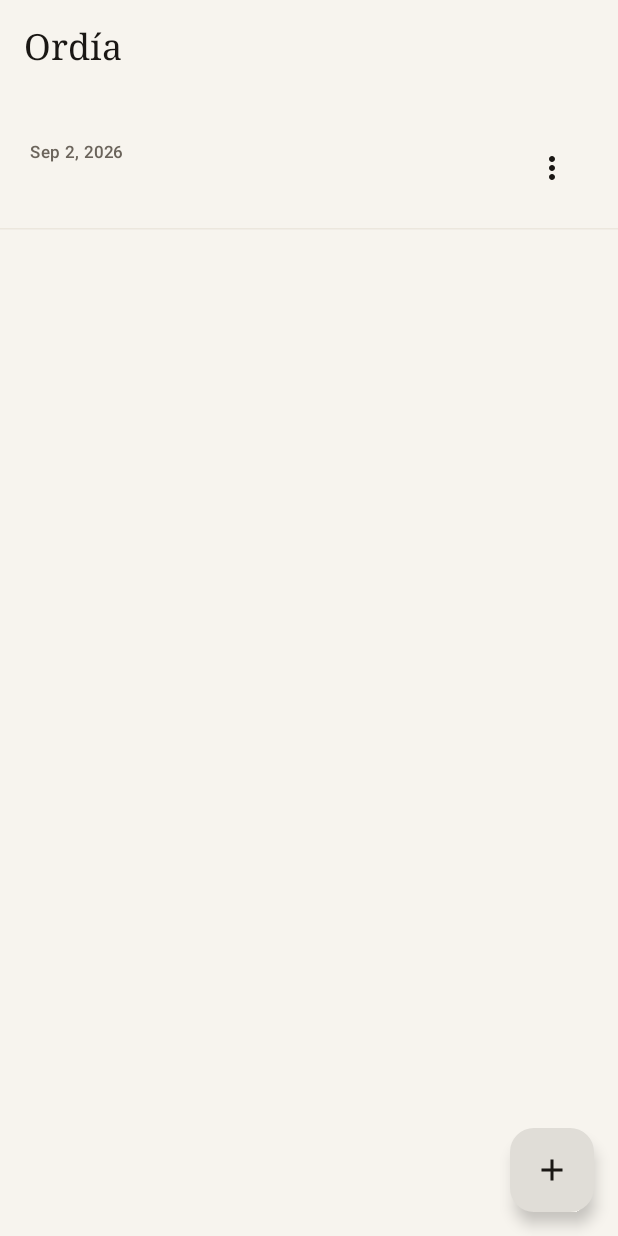
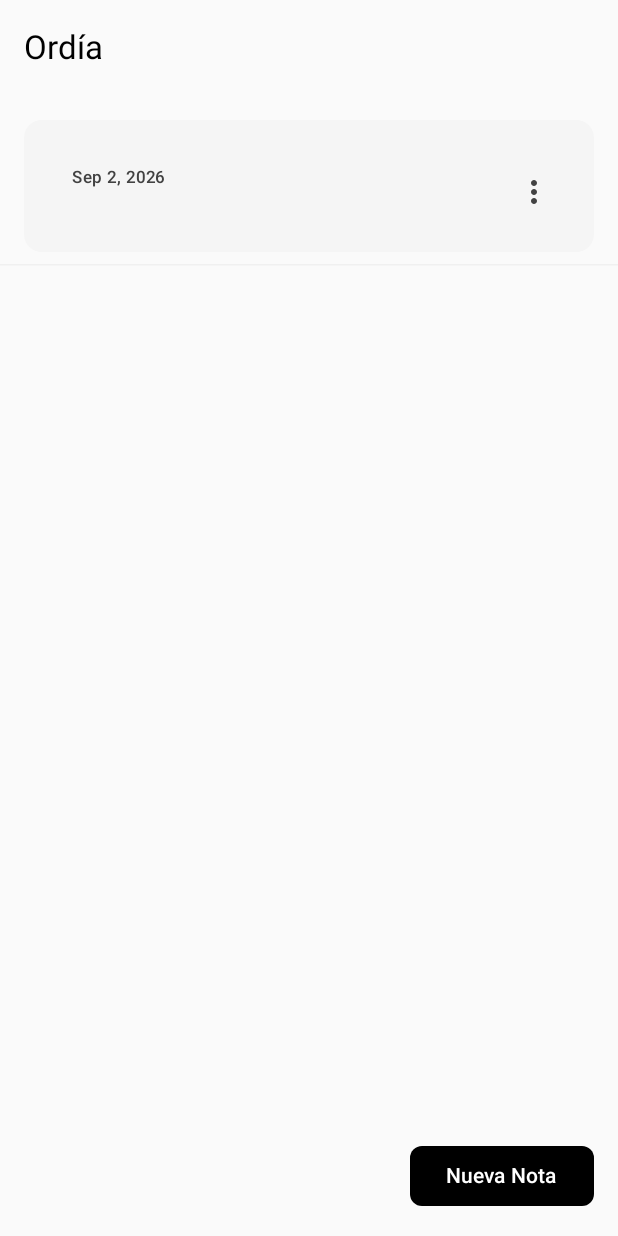
Before and after one commit to wandersepulveda2013/ordia-android, an Android app built with Jetpack Compose: the screen it shows after launch (MainActivity), after a tap on "Volver", on a phone screen of 412 x 824 dp. Run offline under Robolectric (Android 15) with nearby library versions, the phone set to English and light mode, and no system bars; our stand-ins replace Room's generated code; 1 other tap on this screen came first.

Commit message:
Feat: implement WAVE 1 Foundation and Design System
- Replace `PaperColors.kt` with a new `OrdiaTheme` supporting dark mode and a minimal palette.
- Introduce `Type.kt` with light/medium weights and spacious line heights.
- Create `OrdiaDesignSystem.kt` providing 12 core custom Compose components (`OrdiaButton`, `OrdiaInput`, `OrdiaCard`, etc.).
- Refactor `NotepadApp.kt`, `NotesListScreen.kt`, and `NoteEditorScreen.kt` to consume the new design system.
- Replace deprecated standard Compose icons with AutoMirrored equivalents.
- Add FocusRequester in NoteEditorScreen to reduce friction on note creation.
- Ensure regression tests continue to pass in local verification.

Co-authored-by: wandersepulveda2013 <308435692+wandersepulveda2013@users.noreply.github.com>

```diff
--- a/app/src/main/java/com/ordia/app/ui/NotepadApp.kt
+++ b/app/src/main/java/com/ordia/app/ui/NotepadApp.kt
@@ -10,11 +10,11 @@ import androidx.compose.runtime.setValue
 import androidx.lifecycle.viewmodel.compose.viewModel
 import com.ordia.app.ui.screens.NoteEditorScreen
 import com.ordia.app.ui.screens.NotesListScreen
-import com.ordia.app.ui.theme.NotepadTheme
+import com.ordia.app.ui.theme.OrdiaTheme
 
 @Composable
 fun NotepadApp(viewModel: NotepadViewModel = viewModel()) {
-    NotepadTheme {
+    OrdiaTheme {
         val notes by viewModel.notes.collectAsState()
         var editingId by rememberSaveable { mutableStateOf<Long?>(null) }
         var creating by rememberSaveable { mutableStateOf(false) }
--- a/app/src/main/java/com/ordia/app/ui/screens/NotesListScreen.kt
+++ b/app/src/main/java/com/ordia/app/ui/screens/NotesListScreen.kt
@@ -37,6 +37,9 @@ import androidx.compose.ui.Modifier
 import androidx.compose.ui.text.style.TextOverflow
 import androidx.compose.ui.unit.dp
 import com.ordia.app.data.NoteEntity
+import com.ordia.app.ui.components.OrdiaButton
+import com.ordia.app.ui.components.OrdiaCard
+import com.ordia.app.ui.components.OrdiaNote
 import java.text.DateFormat
 import java.util.Date
 
@@ -60,11 +63,10 @@ fun NotesListScreen(
             )
         },
         floatingActionButton = {
-            FloatingActionButton(
+            OrdiaButton(
                 onClick = onCreateNote,
-                containerColor = MaterialTheme.colorScheme.background,
-                contentColor = MaterialTheme.colorScheme.onBackground,
-            ) { Icon(Icons.Outlined.Add, contentDescription = "Nueva nota") }
+                text = "Nueva Nota",
+            )
         },
         containerColor = MaterialTheme.colorScheme.background,
     ) { padding ->
@@ -119,38 +121,21 @@ private fun NoteRow(
     }
     val preview = remember(note.content) { note.content.take(120) }
 
+    OrdiaCard(
+        modifier = Modifier.padding(horizontal = 16.dp, vertical = 8.dp),
+        onClick = { onOpenNote(note) }
+    ) {
         Row(
-        modifier = Modifier
-            .fillMaxWidth()
-            .clickable { onOpenNote(note) }
-            .padding(horizontal = 20.dp, vertical = 16.dp),
+            modifier = Modifier.fillMaxWidth(),
             verticalAlignment = Alignment.Top,
         ) {
-        Column(modifier = Modifier.weight(1f)) {
-            if (note.title.isNotBlank()) {
-                Text(
-                    note.title,
-                    style = MaterialTheme.typography.titleMedium,
-                    color = MaterialTheme.colorScheme.onBackground,
-                    maxLines = 1,
-                    overflow = TextOverflow.Ellipsis,
-                )
-            }
-            if (preview.isNotBlank()) {
-                Text(
-                    preview,
-                    style = MaterialTheme.typography.bodyMedium,
-                    color = MaterialTheme.colorScheme.onSurfaceVariant,
-                    maxLines = 2,
-                    overflow = TextOverflow.Ellipsis,
-                    modifier = Modifier.padding(top = if (note.title.isNotBlank()) 4.dp else 0.dp),
-                )
-            }
-            Text(
-                date,
-                style = MaterialTheme.typography.labelSmall,
-                color = MaterialTheme.colorScheme.onSurfaceVariant,
-                modifier = Modifier.padding(top = 6.dp),
+            Box(modifier = Modifier.weight(1f)) {
+                OrdiaNote(
+                    title = note.title,
+                    preview = preview,
+                    date = date,
+                    onClick = { /* onClick is handled by Card */ },
+                    modifier = Modifier.padding(0.dp)
                 )
             }
             if (note.pinned) {
@@ -158,10 +143,10 @@ private fun NoteRow(
                     Icons.Outlined.PushPin,
                     contentDescription = "Fijada",
                     tint = MaterialTheme.colorScheme.onSurfaceVariant,
-                modifier = Modifier.size(18.dp).padding(top = 2.dp),
+                    modifier = Modifier.padding(top = 18.dp).size(18.dp),
                 )
             }
-        Box {
+            Box(modifier = Modifier.padding(top = 8.dp)) {
                 IconButton(onClick = { menuOpen = true }) {
                     Icon(Icons.Outlined.MoreVert, contentDescription = "Más")
                 }
@@ -178,3 +163,4 @@ private fun NoteRow(
             }
         }
     }
+}
--- a/app/src/main/java/com/ordia/app/ui/theme/PaperColors.kt
+++ /dev/null
@@ -1,16 +0,0 @@
-package com.ordia.app.ui.theme
-
-import androidx.compose.ui.graphics.Color
-
-/** The page. Warm off-white in light, deep ink in dark. */
-val Page = Color(0xFFF7F4EE)
-val SoftPaper = Color(0xFFEFE9DD)
-val Ink = Color(0xFF1A1714)
-val InkMuted = Color(0xFF6B645B)
-val Rule = Color(0xFFD9D2C4)
-
-val DarkInk = Color(0xFF15130F)
-val DarkInkRaised = Color(0xFF1F1C17)
-val PageOnDark = Color(0xFFE9E3D6)
-val PageMuted = Color(0xFF9A9388)
-val DarkRule = Color(0xFF2E2A23)
--- a/app/src/main/java/com/ordia/app/ui/theme/Theme.kt
+++ b/app/src/main/java/com/ordia/app/ui/theme/Theme.kt
@@ -2,62 +2,72 @@ package com.ordia.app.ui.theme
 
 import androidx.compose.foundation.isSystemInDarkTheme
 import androidx.compose.material3.MaterialTheme
-import androidx.compose.material3.Typography
 import androidx.compose.material3.darkColorScheme
 import androidx.compose.material3.lightColorScheme
 import androidx.compose.runtime.Composable
-import androidx.compose.ui.text.font.FontFamily
-import androidx.compose.ui.unit.sp
+import androidx.compose.ui.graphics.Color
 
-/**
- * A restrained, paper-and-ink palette. No accent colors: the only chroma is the
- * page itself, so the writing stays the focus.
- */
-private val LightPaper = lightColorScheme(
-    primary = Ink,
-    onPrimary = Page,
-    secondary = Ink,
-    onSecondary = Page,
-    background = Page,
-    onBackground = Ink,
-    surface = Page,
-    onSurface = Ink,
-    surfaceVariant = SoftPaper,
-    onSurfaceVariant = InkMuted,
-    outline = Rule,
+val OrdiaWhite = Color(0xFFFFFFFF)
+val OrdiaBlack = Color(0xFF000000)
+val OrdiaGray50 = Color(0xFFFAFAFA)
+val OrdiaGray100 = Color(0xFFF5F5F5)
+val OrdiaGray200 = Color(0xFFEEEEEE)
+val OrdiaGray300 = Color(0xFFE0E0E0)
+val OrdiaGray400 = Color(0xFFBDBDBD)
+val OrdiaGray500 = Color(0xFF9E9E9E)
+val OrdiaGray600 = Color(0xFF757575)
+val OrdiaGray700 = Color(0xFF616161)
+val OrdiaGray800 = Color(0xFF424242)
+val OrdiaGray900 = Color(0xFF212121)
+
+// Secondary palette for priorities/accents
+val OrdiaAccent = Color(0xFF1A73E8) // Subdued blue for default accents
+val OrdiaPriority = Color(0xFFE53935) // Red for urgent
+val OrdiaSuccess = Color(0xFF43A047) // Green for success
+val OrdiaFocus = Color(0xFFFDD835) // Yellow for focus/highlight
+
+private val LightColorScheme = lightColorScheme(
+    primary = OrdiaBlack,
+    onPrimary = OrdiaWhite,
+    secondary = OrdiaGray700,
+    onSecondary = OrdiaWhite,
+    background = OrdiaGray50,
+    onBackground = OrdiaBlack,
+    surface = OrdiaWhite,
+    onSurface = OrdiaBlack,
+    surfaceVariant = OrdiaGray100,
+    onSurfaceVariant = OrdiaGray800,
+    outline = OrdiaGray300,
+    outlineVariant = OrdiaGray200,
+    error = OrdiaPriority,
+    onError = OrdiaWhite,
 )
 
-private val DarkPaper = darkColorScheme(
-    primary = PageOnDark,
-    onPrimary = DarkInk,
-    secondary = PageOnDark,
-    onSecondary = DarkInk,
-    background = DarkInk,
-    onBackground = PageOnDark,
-    surface = DarkInk,
-    onSurface = PageOnDark,
-    surfaceVariant = DarkInkRaised,
-    onSurfaceVariant = PageMuted,
-    outline = DarkRule,
+private val DarkColorScheme = darkColorScheme(
+    primary = OrdiaWhite,
+    onPrimary = OrdiaBlack,
+    secondary = OrdiaGray300,
+    onSecondary = OrdiaBlack,
+    background = OrdiaGray900,
+    onBackground = OrdiaWhite,
+    surface = OrdiaBlack,
+    onSurface = OrdiaWhite,
+    surfaceVariant = OrdiaGray800,
+    onSurfaceVariant = OrdiaGray200,
+    outline = OrdiaGray700,
+    outlineVariant = OrdiaGray800,
+    error = OrdiaPriority,
+    onError = OrdiaBlack,
 )
 
 @Composable
-fun NotepadTheme(
+fun OrdiaTheme(
     darkTheme: Boolean = isSystemInDarkTheme(),
     content: @Composable () -> Unit,
 ) {
-    val base = Typography()
-    val type = Typography(
-        bodyLarge = base.bodyLarge.copy(fontSize = 17.sp, lineHeight = 28.sp),
-        bodyMedium = base.bodyMedium.copy(fontSize = 16.sp, lineHeight = 26.sp),
-        titleLarge = base.titleLarge.copy(fontFamily = FontFamily.Serif, fontSize = 24.sp),
-        titleMedium = base.titleMedium.copy(fontFamily = FontFamily.Serif, fontSize = 20.sp),
-        titleSmall = base.titleSmall.copy(fontFamily = FontFamily.Serif),
-        labelSmall = base.labelSmall.copy(fontSize = 11.sp),
-    )
     MaterialTheme(
-        colorScheme = if (darkTheme) DarkPaper else LightPaper,
-        typography = type,
+        colorScheme = if (darkTheme) DarkColorScheme else LightColorScheme,
+        typography = OrdiaTypography,
         content = content,
     )
 }
--- /dev/null
+++ b/app/src/main/java/com/ordia/app/ui/theme/Type.kt
@@ -0,0 +1,115 @@
+package com.ordia.app.ui.theme
+
+import androidx.compose.material3.Typography
+import androidx.compose.ui.text.TextStyle
+import androidx.compose.ui.text.font.FontFamily
+import androidx.compose.ui.text.font.FontWeight
+import androidx.compose.ui.unit.sp
+
+val OrdiaTypography = Typography(
+    displayLarge = TextStyle(
+        fontFamily = FontFamily.Default,
+        fontWeight = FontWeight.Light,
+        fontSize = 57.sp,
+        lineHeight = 64.sp,
+        letterSpacing = (-0.25).sp,
+    ),
+    displayMedium = TextStyle(
+        fontFamily = FontFamily.Default,
+        fontWeight = FontWeight.Light,
+        fontSize = 45.sp,
+        lineHeight = 52.sp,
+        letterSpacing = 0.sp,
+    ),
+    displaySmall = TextStyle(
+        fontFamily = FontFamily.Default,
+        fontWeight = FontWeight.Normal,
+        fontSize = 36.sp,
+        lineHeight = 44.sp,
+        letterSpacing = 0.sp,
+    ),
+    headlineLarge = TextStyle(
+        fontFamily = FontFamily.Default,
+        fontWeight = FontWeight.Normal,
+        fontSize = 32.sp,
+        lineHeight = 40.sp,
+        letterSpacing = 0.sp,
+    ),
+    headlineMedium = TextStyle(
+        fontFamily = FontFamily.Default,
+        fontWeight = FontWeight.Normal,
+        fontSize = 28.sp,
+        lineHeight = 36.sp,
+        letterSpacing = 0.sp,
+    ),
+    headlineSmall = TextStyle(
+        fontFamily = FontFamily.Default,
+        fontWeight = FontWeight.Normal,
+        fontSize = 24.sp,
+        lineHeight = 32.sp,
+        letterSpacing = 0.sp,
+    ),
+    titleLarge = TextStyle(
+        fontFamily = FontFamily.Default,
+        fontWeight = FontWeight.Normal,
+        fontSize = 22.sp,
+        lineHeight = 28.sp,
+        letterSpacing = 0.sp,
+    ),
+    titleMedium = TextStyle(
+        fontFamily = FontFamily.Default,
+        fontWeight = FontWeight.Medium,
+        fontSize = 16.sp,
+        lineHeight = 24.sp,
+        letterSpacing = 0.15.sp,
+    ),
+    titleSmall = TextStyle(
+        fontFamily = FontFamily.Default,
+        fontWeight = FontWeight.Medium,
+        fontSize = 14.sp,
+        lineHeight = 20.sp,
+        letterSpacing = 0.1.sp,
+    ),
+    bodyLarge = TextStyle(
+        fontFamily = FontFamily.Default,
+        fontWeight = FontWeight.Normal,
+        fontSize = 16.sp,
+        lineHeight = 28.sp,
+        letterSpacing = 0.5.sp,
+    ),
+    bodyMedium = TextStyle(
+        fontFamily = FontFamily.Default,
+        fontWeight = FontWeight.Normal,
+        fontSize = 14.sp,
+        lineHeight = 24.sp,
+        letterSpacing = 0.25.sp,
+    ),
+    bodySmall = TextStyle(
+        fontFamily = FontFamily.Default,
+        fontWeight = FontWeight.Normal,
+        fontSize = 12.sp,
+        lineHeight = 20.sp,
+        letterSpacing = 0.4.sp,
+    ),
+    labelLarge = TextStyle(
+        fontFamily = FontFamily.Default,
+        fontWeight = FontWeight.Medium,
+        fontSize = 14.sp,
+        lineHeight = 20.sp,
+        letterSpacing = 0.1.sp,
+    ),
+    labelMedium = TextStyle(
+        fontFamily = FontFamily.Default,
+        fontWeight = FontWeight.Medium,
+        fontSize = 12.sp,
+        lineHeight = 16.sp,
+        letterSpacing = 0.5.sp,
+    ),
+    labelSmall = TextStyle(
+        fontFamily = FontFamily.Default,
+        fontWeight = FontWeight.Medium,
+        fontSize = 11.sp,
+        lineHeight = 16.sp,
+        letterSpacing = 0.5.sp,
+    )
+)
```
Also changed, not shown: app/src/main/java/com/ordia/app/ui/components/OrdiaDesignSystem.kt (added, +360 -0 lines), app/src/main/java/com/ordia/app/ui/screens/NoteEditorScreen.kt (+13 -15 lines), 1 other file. Lines whose indentation alone changed are shown as unchanged.
